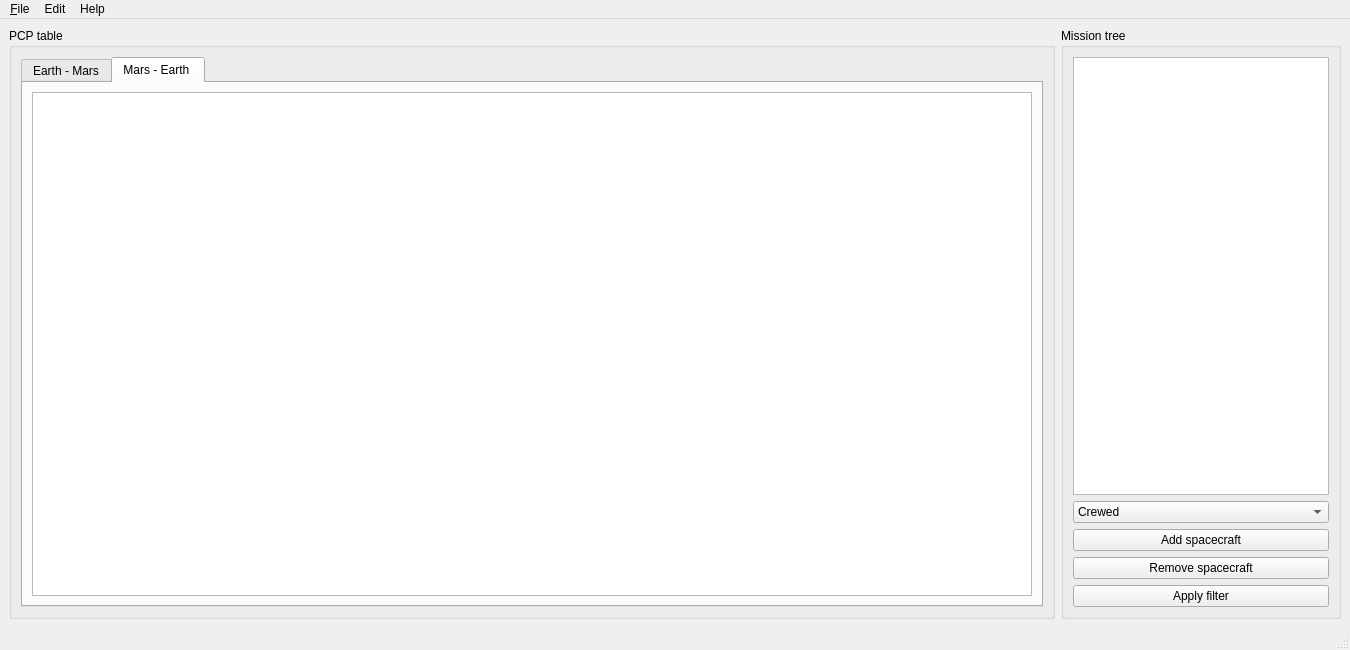
jorialand/sonet_tfm_horia, file src/sonet_main_window.ui: the form before one commit.
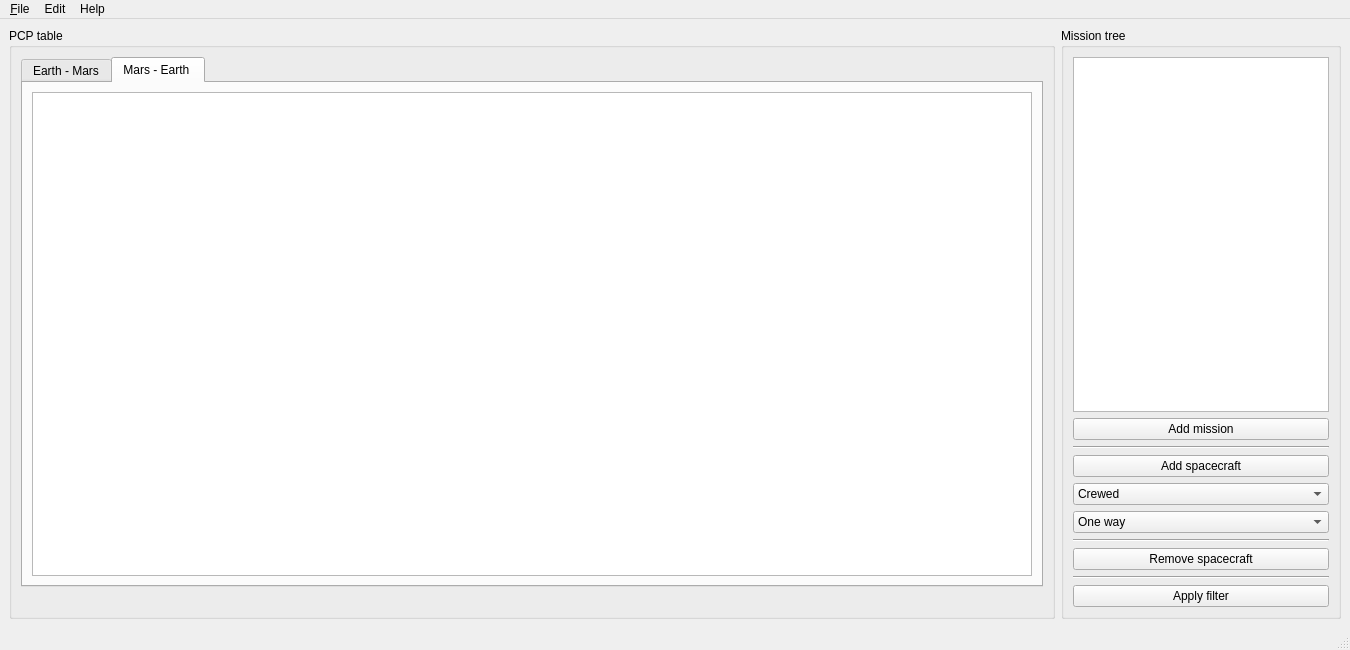
The form after the commit.

Commit message: [13] First working version. - Created SonetTrajectoryFilter.py to host the filter functionality. - Added a label in the main window to display the current visible rows and the total number, to help user decide how restricted is the filter.

```diff
--- a/src/sonet_main_window.ui
+++ b/src/sonet_main_window.ui
@@ -98,6 +98,19 @@
          </widget>
         </widget>
        </item>
+       <item>
+        <widget class="QLabel" name="sonet_label_rows_filtered_visible">
+         <property name="sizePolicy">
+          <sizepolicy hsizetype="Preferred" vsizetype="Maximum">
+           <horstretch>0</horstretch>
+           <verstretch>0</verstretch>
+          </sizepolicy>
+         </property>
+         <property name="text">
+          <string/>
+         </property>
+        </widget>
+       </item>
       </layout>
      </widget>
     </item>
@@ -119,6 +132,27 @@
        <item>
         <widget class="QListView" name="sonet_mission_tree_qlv"/>
        </item>
+       <item>
+        <widget class="QPushButton" name="sonet_add_mission_qpb">
+         <property name="text">
+          <string>Add mission</string>
+         </property>
+        </widget>
+       </item>
+       <item>
+        <widget class="Line" name="line">
+         <property name="orientation">
+          <enum>Qt::Horizontal</enum>
+         </property>
+        </widget>
+       </item>
+       <item>
+        <widget class="QPushButton" name="sonet_add_spacecraft_qpb">
+         <property name="text">
+          <string>Add spacecraft</string>
+         </property>
+        </widget>
+       </item>
        <item>
         <widget class="QComboBox" name="sonet_spacecraft_type_qcmb">
          <item>
@@ -134,9 +168,23 @@
         </widget>
        </item>
        <item>
-        <widget class="QPushButton" name="sonet_add_spacecraft_qpb">
-         <property name="text">
-          <string>Add spacecraft</string>
+        <widget class="QComboBox" name="sonet_spacecraft_type_has_return_trajectory_qcmb">
+         <item>
+          <property name="text">
+           <string>One way</string>
+          </property>
+         </item>
+         <item>
+          <property name="text">
+           <string>Two way</string>
+          </property>
+         </item>
+        </widget>
+       </item>
+       <item>
+        <widget class="Line" name="line_2">
+         <property name="orientation">
+          <enum>Qt::Horizontal</enum>
          </property>
         </widget>
        </item>
@@ -147,6 +195,13 @@
          </property>
         </widget>
        </item>
+       <item>
+        <widget class="Line" name="line_3">
+         <property name="orientation">
+          <enum>Qt::Horizontal</enum>
+         </property>
+        </widget>
+       </item>
        <item>
         <widget class="QPushButton" name="sonet_pcp_filter_qpb">
          <property name="text">
```
The commit also changes 9 other files.
